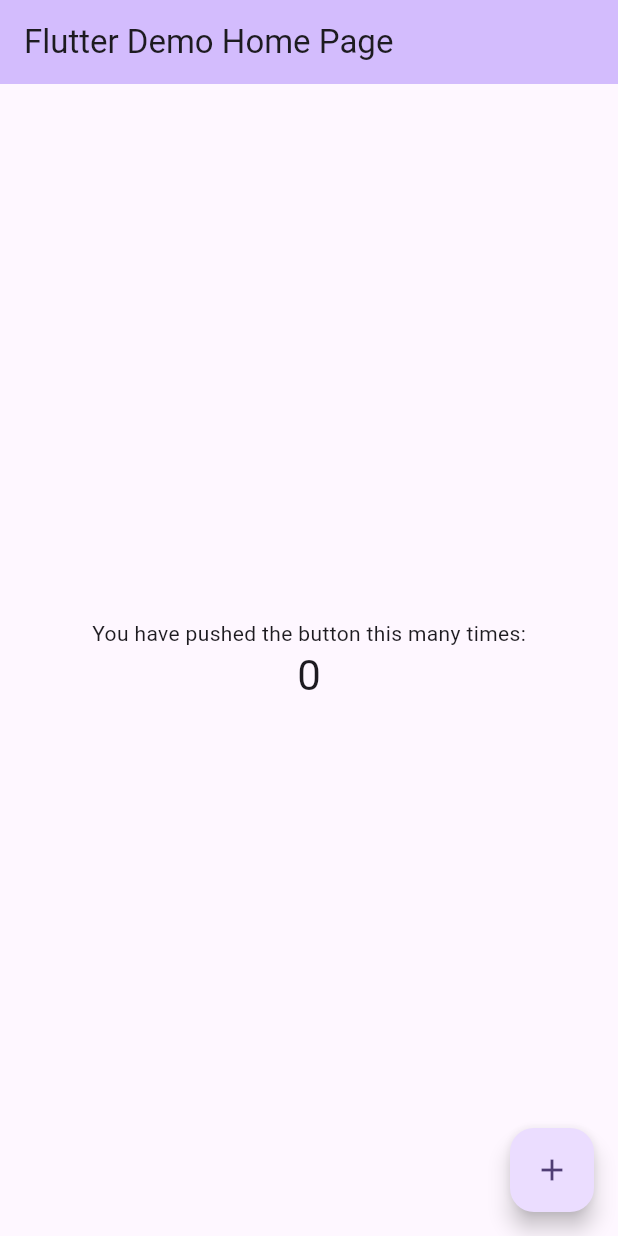
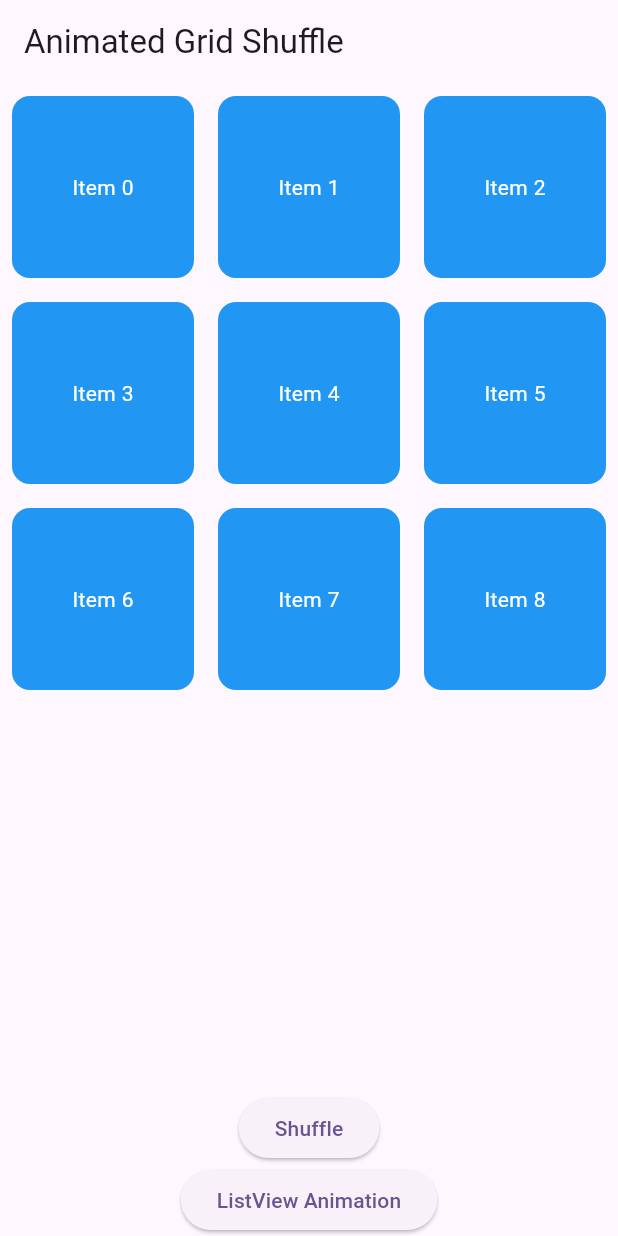
Before and after one commit to nehao7/card_shuffle, a Flutter app: the screen it shows after launch, on a phone screen of 412 x 824 dp. Run offline on Flutter 3.47's test engine with Material 3 defaults, Android fonts, the light colour scheme and no system bars; our stand-ins replace flutter_staggered_animations.

Commit message:
effects of list view grid view

```diff
--- /dev/null
+++ b/lib/CardShuffle.dart
@@ -0,0 +1,331 @@
+
+import 'dart:math';
+
+import 'package:card_shuffle/MyListViewEffect.dart';
+import 'package:flutter/material.dart';
+import 'package:flutter_staggered_animations/flutter_staggered_animations.dart';
+
+class CardShuffle extends StatefulWidget {
+  const CardShuffle({super.key});
+
+  @override
+  State<CardShuffle> createState() => _CardShuffleState();
+}
+
+
+class _CardShuffleState extends State<CardShuffle> {
+  List<int> items = List.generate(9, (index) => index);  void _shuffleItems() {
+    setState(() {
+      items.shuffle(Random());
+    });
+  }
+  @override
+  Widget build(BuildContext context) {
+    return Scaffold(
+      appBar: AppBar(title: const Text("Animated Grid Shuffle")),
+      body: Column(
+        children: [
+          Expanded(
+            child: LayoutBuilder(
+              builder: (context, constraints) {
+                final itemSize = constraints.maxWidth / 3;
+
+                return AnimatedSwitcher(
+                  duration: Duration(milliseconds: 500),
+                  child: GridView.count(
+                    key: ValueKey(items.toString()), // Triggers animation
+                    crossAxisCount: 3,
+                    children: items
+                        .map((e) => AnimatedContainer(
+                      duration: Duration(milliseconds: 500),
+                      curve: Curves.easeInOut,
+                      width: itemSize,
+                      height: itemSize,
+                      margin: EdgeInsets.all(8),
+                      decoration: BoxDecoration(
+                        color: Colors.blue,
+                        // color: Colors.primaries[e % Colors.primaries.length],
+                        borderRadius: BorderRadius.circular(12),
+                      ),
+                      alignment: Alignment.center,
+                      child: Text(
+                        'Item $e',
+                        style: TextStyle(color: Colors.white),
+                      ),
+                    ))
+                        .toList(),
+                  ),
+                );
+              },
+            ),
+          ),
+          ElevatedButton(
+            onPressed: () {
+              setState(() {
+                items.shuffle(Random());
+              });
+            },
+            child: Text("Shuffle"),
+          ),
+          ElevatedButton(
+            onPressed: () {
+             Navigator.push(context, MaterialPageRoute(builder: (context)=>MyListViewEffect()));
+            },
+            child: Text("ListView Animation"),
+          )
+        ],
+      ),
+    );
+  }
+}
+
+//
+//
+//       Scaffold(
+//       appBar: AppBar(title: Text('Shuffling Grid')),
+//       body: Column(
+//         children: [
+//           Expanded(
+//             child: AnimationLimiter(
+//               child: GridView.count(
+//                 crossAxisCount: 3,
+//                 padding: EdgeInsets.all(8),
+//                 crossAxisSpacing: 10,
+//                 mainAxisSpacing: 10,
+//                 children: List.generate(items.length, (index) {
+//                   final item = items[index];
+//                   return AnimationConfiguration.staggeredGrid(
+//                     position: index,
+//                     duration: const Duration(milliseconds: 500),
+//                     columnCount: 3,
+//                     child: ScaleAnimation(
+//                       child: FadeInAnimation(
+//                         child: Container(
+//                           decoration: BoxDecoration(
+//                             color: Colors.blueAccent,
+//                             borderRadius: BorderRadius.circular(12),
+//                           ),
+//                           alignment: Alignment.center,
+//                           child: Column(
+//                             mainAxisAlignment: MainAxisAlignment.center,
+//                             children: [
+//                               Text('Item $item',
+//                                   style: TextStyle(
+//                                       fontSize: 18, color: Colors.white)),
+//                               Text('Pos ${index + 1}',
+//                                   style: TextStyle(color: Colors.white70)),
+//                             ],
+//                           ),
+//                         ),
+//                       ),
+//                     ),
+//                   );
+//                 }),
+//               ),
+//             ),
+//           ),
+//           Padding(
+//             padding: const EdgeInsets.all(16.0),
+//             child: ElevatedButton(
+//               onPressed: _shuffleItems,
+//               child: Text('Shuffle Items'),
+//               style: ElevatedButton.styleFrom(
+//                   minimumSize: Size(double.infinity, 50)),
+//             ),
+//           )
+//         ],
+//       ),
+//     );
+//   }
+// }
+
+//
+//       Scaffold(
+//       appBar: AppBar(title: Text('Shuffling Grid')),
+//       body: Column(
+//         children: [
+//           Expanded(
+//             child: Padding(
+//               padding: const EdgeInsets.all(8.0),
+//               child: ImplicitlyAnimatedReorderableList<int>(
+//                 items: items,
+//                 areItemsTheSame: (oldItem, newItem) => oldItem == newItem,
+//                 itemBuilder: (context, itemAnimation, item, index) {
+//                   return  Padding(
+//                       padding: const EdgeInsets.all(4.0),
+//                       child: Material(
+//                         color: Colors.blueAccent,
+//                         elevation: 2,
+//                         child: Container(
+//                           height: 100,
+//                           alignment: Alignment.center,
+//                           child: Column(
+//                             mainAxisAlignment: MainAxisAlignment.center,
+//                             children: [
+//                               Text('Item ${item + 1}',
+//                                   style: TextStyle(color: Colors.white)),
+//                               Text('Pos ${index + 1}',
+//                                   style: TextStyle(color: Colors.white70)),
+//                             ],
+//                           ),
+//                         ),
+//                       ),
+//                     );
+//
+//                 },
+//
+//                 onReorderFinished: (int item, int from, int to, List<int> newItems) {  },
+//               ),
+//             ),
+//           ),
+//           Padding(
+//             padding: const EdgeInsets.all(16.0),
+//             child: ElevatedButton(
+//               onPressed: _shuffleItems,
+//               child: Text('Shuffle with Animation'),
+//               style: ElevatedButton.styleFrom(
+//                 minimumSize: Size(double.infinity, 50),
+//               ),
+//             ),
+//           ),
+//         ],
+//       ),
+//     );
+//   }
+// }
+//
+
+
+
+
+//     Scaffold(
+//       appBar: AppBar(title: Text('Animated Grid Shuffle')),
+//       body: Column(
+//         children: [
+//           Expanded(
+//             child: AnimatedSwitcher(
+//               duration: Duration(milliseconds: 500),
+//               child: GridView.count(
+//                 key: ValueKey(items),
+//                 crossAxisCount: 3,
+//                 crossAxisSpacing: 10,
+//                 mainAxisSpacing: 10,
+//                 padding: EdgeInsets.all(10),
+//                 children: List.generate(items.length, (index) {
+//                   final item = items[index];
+//                   return AnimatedContainer(
+//                     duration: Duration(milliseconds: 300),
+//                     color: Colors.blueAccent,
+//                     alignment: Alignment.center,
+//                     child: Column(
+//                       mainAxisAlignment: MainAxisAlignment.center,
+//                       children: [
+//                         Text(
+//                           'Item ${item}',
+//                           style: TextStyle(color: Colors.white, fontSize: 16),
+//                         ),
+//                         Text(
+//                           'Pos ${index}',
+//                           style: TextStyle(color: Colors.white70),
+//                         )
+//                       ],
+//                     ),
+//                   );
+//                 }),
+//               ),
+//             ),
+//           ),
+//           Padding(
+//             padding: const EdgeInsets.all(16.0),
+//             child: ElevatedButton(
+//               onPressed: _shuffleItems,
+//               child: Text('Shuffle Items'),
+//               style: ElevatedButton.styleFrom(
+//                 minimumSize: Size(double.infinity, 50),
+//               ),
+//             ),
+//           ),
+//         ],
+//       ),
+//     );
+//   }
+// }
+
+
+
+
+
+
+//       Scaffold(
+//       appBar: AppBar(title: Text("Shuffle Cards")),
+//       body: Column(
+//         children: [
+//           Expanded(
+//             child:
+//             AnimatedSwitcher(duration: Duration(microseconds: 2000),
+//            child:  Padding(
+//               padding: EdgeInsets.all(20),
+//               child: GridView.count(
+//                 key: ValueKey(items),
+//                 crossAxisCount: 5,
+//                 // gridDelegate: SliverGridDelegateWithFixedCrossAxisCount(
+//                 // crossAxisCount: 3, // Number of columns
+//                 // crossAxisSpacing: 10,
+//                 // mainAxisSpacing: 10,
+//                 // )
+//               //   children: items.map((items){
+//               //     return Container(
+//               //       margin: EdgeInsets.all(10),
+//               //       child: Image(image: AssetImage("assets/images/img.png"),width: 20,height: 20,),
+//               //     );
+//               // }).toList(),
+//                 children: List.generate(items.length, (index) {
+//                   final item = items[index];
+//                   return AnimatedContainer(
+//                     duration: Duration(microseconds: 2000),
+//                     // color: Colors.white,
+//                     margin: EdgeInsets.all(10),
+//                     child:
+//                     Image(image: AssetImage('assets/images/img.png'),width: 20,height: 20,),
+//                     // Image(image: AssetImage('assets/images/img.png'),width: MediaQuery.of(context).size.width * 0.4,),
+//
+//                     // child: Text(
+//                     //   "Item $index",
+//                     //   style: TextStyle(
+//                     //     color: Colors.white,
+//                     //     fontSize: 20,
+//                     //     fontWeight: FontWeight.bold,
+//                     //   ),
+//                     // ),
+//                   );
+//                 }),
+//               ),
+//             )
+//     ),
+//           ),
+//           Padding(
+//             padding: EdgeInsets.all(10),
+//             child: ElevatedButton(
+//               style: ButtonStyle(
+//                 // backgroundColor: WidgetStateProperty.resolveWith<Color?>((
+//                 //     Set<WidgetState> states,
+//                 //     ) {
+//                 //   if (states.contains(WidgetState.pressed)) {
+//                 //     return Theme.of(context).colorScheme.primary.withOpacity(0.5);
+//                 //   }
+//                 //   return null; // Use the component's default.
+//                 // }),
+//                 backgroundColor: WidgetStatePropertyAll<Color>(Colors.blue),
+//               ),
+//               onPressed:_shuffleItems,
+//               child: Text(
+//                 "Shuffle Cards",
+//                 style: TextStyle(color: Colors.white),
+//               ),
+//             ),
+//           ),
+//         ],
+//       ),
+//     );
+//   }
+// }
--- a/lib/main.dart
+++ b/lib/main.dart
@@ -1,3 +1,4 @@
+import 'package:card_shuffle/CardShuffle.dart';
 import 'package:flutter/material.dart';
 
 void main() {
@@ -11,6 +12,7 @@
   @override
   Widget build(BuildContext context) {
     return MaterialApp(
+      debugShowCheckedModeBanner: false,
       title: 'Flutter Demo',
       theme: ThemeData(
         // This is the theme of your application.
@@ -30,7 +32,7 @@
         // tested with just a hot reload.
         colorScheme: ColorScheme.fromSeed(seedColor: Colors.deepPurple),
       ),
-      home: const MyHomePage(title: 'Flutter Demo Home Page'),
+      home: const CardShuffle(),
     );
   }
 }
```
Also changed, not shown: lib/MyListViewEffect.dart (added, +52 -0 lines), pubspec.yaml (+4 -4 lines), assets/images/img.png (added), pubspec.lock.
